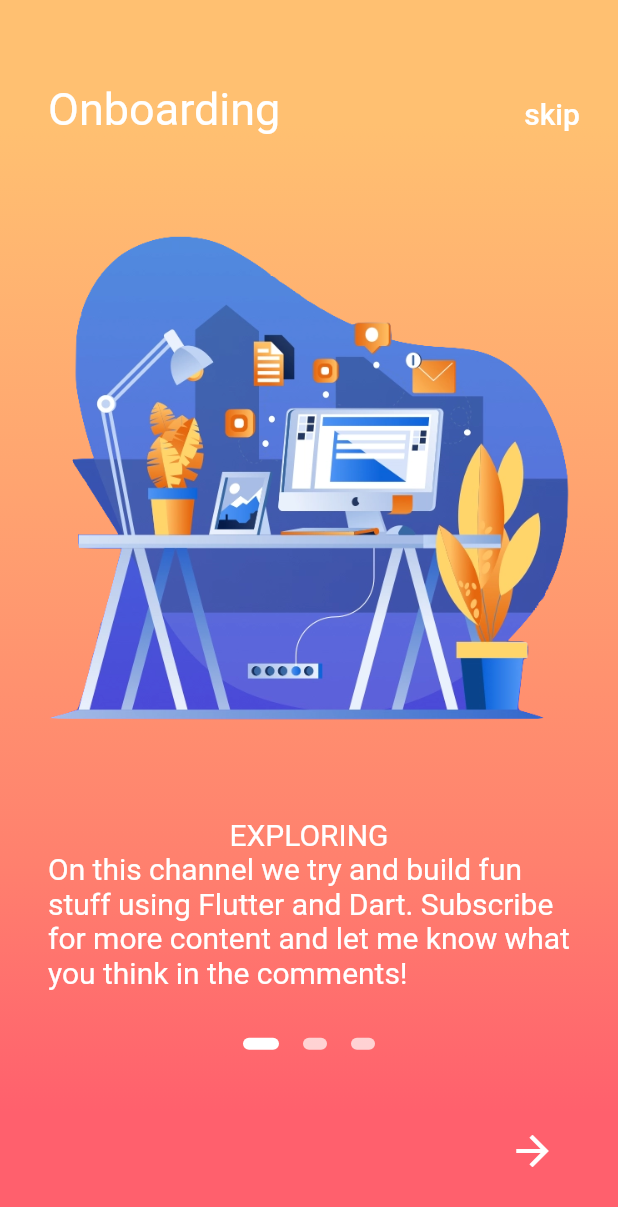
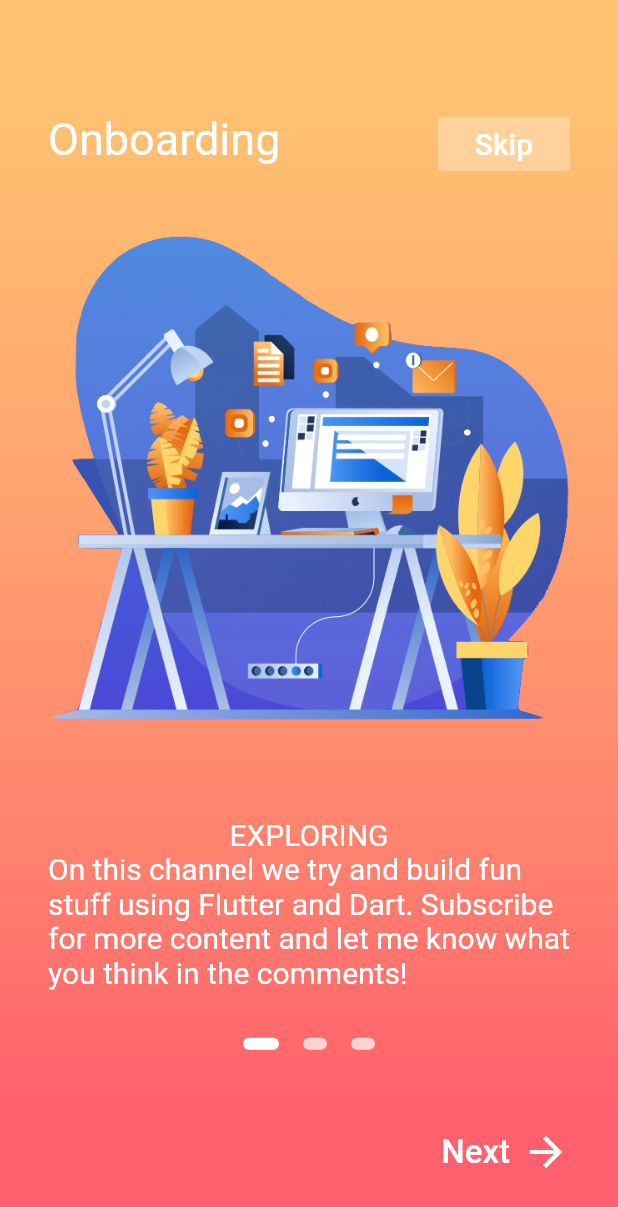
Before and after one commit to AllenXavier/PersonalPassionProject, a Flutter app: the screen it shows after launch, on a phone screen of 412 x 824 dp. Shown: the top 1207 px of the screen. Run offline on Flutter 3.47's test engine with Material 2 defaults, Android fonts, the phone set to English and light mode, and no system bars.

Commit message:
Onboarding Layout changes

```diff
--- a/chatty/lib/screens/onboarding/components/onboard_page.dart
+++ b/chatty/lib/screens/onboarding/components/onboard_page.dart
@@ -115,17 +115,29 @@ class _OnboardPageState extends State<OnboardPage> {
             child: Padding(
               padding: const EdgeInsets.all(32.0),
               child: _currentPage != _numPages - 1
-                  ? Container(
-                color: Colors.transparent,
-                width: 50.0,
-                height: 50.0,
-                child: IconButton(
-                  icon: Icon(
-                    Icons.arrow_forward,
-                    color: Colors.white,
-                    size: 32,
-                  ),
-                  onPressed: _nextButtonPressed,
+                  ? FlatButton(
+                padding: EdgeInsets.all(0),
+                onPressed: _nextButtonPressed,
+                child: Row(
+                  mainAxisAlignment: MainAxisAlignment.end,
+                  crossAxisAlignment: CrossAxisAlignment.center,
+                  children: <Widget>[
+                    Padding(
+                      padding: const EdgeInsets.all(8.0),
+                      child: Text(
+                        'Next',
+                        style: TextStyle(
+                          color: Colors.white,
+                          fontSize: 22.0,
+                        ),
+                      ),
+                    ),
+                    Icon(
+                        Icons.arrow_forward,
+                        color: Colors.white,
+                        size: 32,
+                      ),
+                  ],
                 ),
               )
                   : Text(''),
--- a/chatty/lib/screens/onboarding/data/onboard_page_data.dart
+++ b/chatty/lib/screens/onboarding/data/onboard_page_data.dart
@@ -25,10 +25,10 @@ List<OnboardPageModel> onboardData  = [
       'Making Flare animations and incorporating it into Flutter. Mobile animations have never been so easy!',
     ),
     OnboardPageModel(
-      Color(0xFFFFC071),
-      Color(0xFFFFA370),
-      Color(0xFFFF806E),
-      Color(0xFFFF606D),
+      Color(0xFF04B099),
+      Color(0xFF46B882),
+      Color(0xFF6DC165),
+      Color(0xFF96c93d),
       2,
       'assets/images/onboarding2.png',
       'DESIGN AND',
--- a/chatty/lib/screens/onboarding/onboarding_screen.dart
+++ b/chatty/lib/screens/onboarding/onboarding_screen.dart
@@ -31,7 +31,7 @@ class Onboarding extends StatelessWidget {
         ),
         Container(
           width: double.infinity,
-          height: 100,
+          height: 120,
           child: Align(
             alignment: Alignment.bottomCenter,
             child: Row(
@@ -50,9 +50,10 @@ class Onboarding extends StatelessWidget {
                 ),
 
                 Padding(
-                  padding: const EdgeInsets.only(right: 0),
+                  padding: const EdgeInsets.only(right: 32.0),
                   child: FlatButton(
-                    child: Text('skip',
+                    color: Colors.white30,
+                    child: Text('Skip',
                       style: TextStyle(
                         color: Colors.white,
                         fontSize: 20.0,
```
